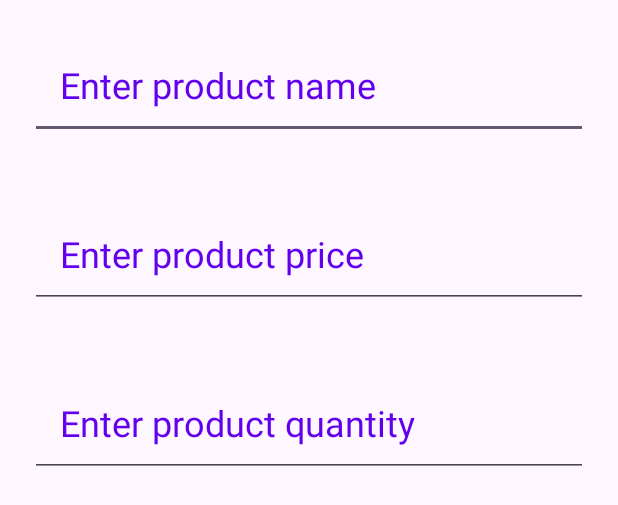
After one commit to arnabmitra471/digital-store-tracker-android-app, an Android app: the layout add_product_alert_dialog.xml on its own in the app's theme, with its tools: preview values and no code run, on a phone screen of 412 x 824 dp. The commit adds this screen. Shown: the top 505 px of the screen. Run offline under Robolectric (Android 15) with nearby library versions, the phone set to English and light mode, and no system bars.

Commit message:
Setting up the alert dialog to display when Add Product button is clicked

```diff
--- a/app/src/main/res/layout/activity_registration.xml
+++ b/app/src/main/res/layout/activity_registration.xml
@@ -14,7 +14,8 @@
         android:layout_alignParentBottom="true"
         android:layout_marginEnd="0dp"
         android:layout_marginBottom="0dp"
-        android:orientation="vertical">
+        android:orientation="vertical"
+        android:id= "@+id/reg_linear_layout">
 
         <TextView
             android:id="@+id/textView3"
--- /dev/null
+++ b/app/src/main/res/layout/add_product_alert_dialog.xml
@@ -0,0 +1,52 @@
+<?xml version="1.0" encoding="utf-8"?>
+<RelativeLayout xmlns:android="http://schemas.android.com/apk/res/android"
+    android:layout_width="match_parent"
+    android:layout_height="match_parent">
+
+    <LinearLayout
+        android:layout_width="match_parent"
+        android:layout_height="match_parent"
+        android:orientation="vertical">
+
+        <EditText
+            android:layout_width="match_parent"
+            android:layout_height="wrap_content"
+            android:hint="Enter product name"
+            android:textColorHint="@color/design_default_color_primary"
+            android:layout_margin="20dp"
+            android:padding="20dp"
+            android:textSize="24sp"
+            android:inputType="text"
+            android:ems="10"
+            android:textIsSelectable="true"
+            android:autofillHints="name"
+            android:id="@+id/productNameInp"/>
+
+        <EditText
+            android:layout_width="match_parent"
+            android:layout_height="wrap_content"
+            android:hint="Enter product price"
+            android:textColorHint="@color/design_default_color_primary"
+            android:layout_margin="20dp"
+            android:padding="20dp"
+            android:textSize="24sp"
+            android:inputType="number"
+            android:ems="10"
+            android:textIsSelectable="true"
+            android:autofillHints="name"
+            android:id="@+id/productPriceInp"/>
+        <EditText
+            android:layout_width="match_parent"
+            android:layout_height="wrap_content"
+            android:hint="Enter product quantity"
+            android:textColorHint="@color/design_default_color_primary"
+            android:layout_margin="20dp"
+            android:padding="20dp"
+            android:textSize="24sp"
+            android:inputType="number"
+            android:ems="10"
+            android:textIsSelectable="true"
+            android:autofillHints="name"
+            android:id="@+id/productQtyInp"/>
+    </LinearLayout>
+</RelativeLayout>
```
Also changed, not shown: app/src/main/java/com/example/digitalstoretracker/ProductDbHelper.java (added, +36 -0 lines), app/src/main/java/com/example/digitalstoretracker/ProductListActivity.java (+45 -0 lines), app/src/main/java/com/example/digitalstoretracker/RegistrationActivity.java (+29 -2 lines).
